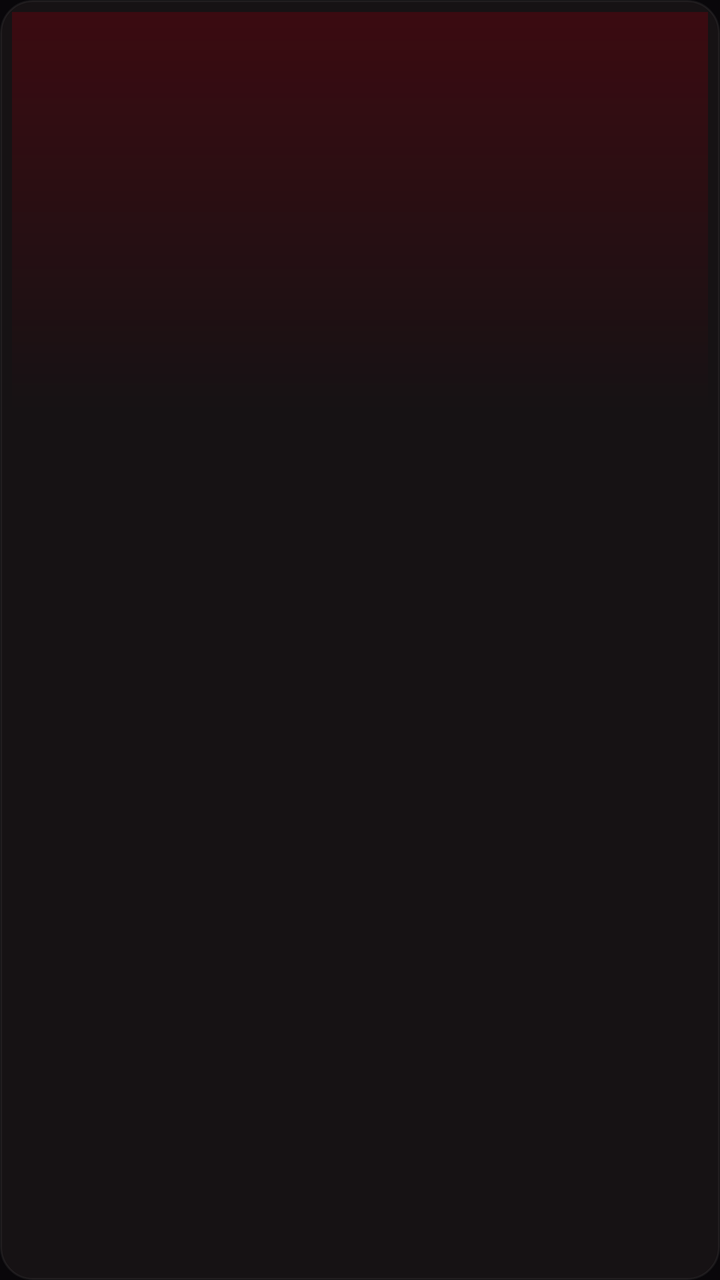
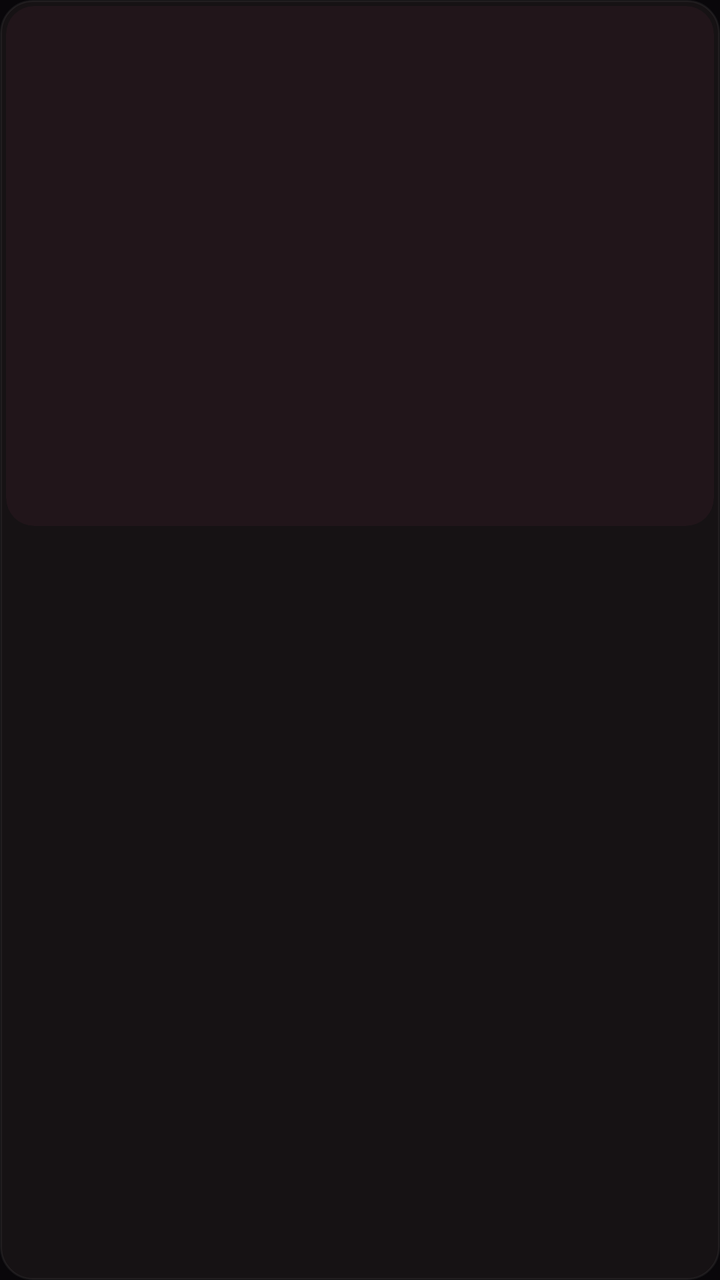

Before-and-after screenshots of an Android layout around one commit, followed by the original layout XML and the change that was made.
<!-- AndroidManifest.xml: application theme AppTheme -->
<!-- res/layout/item_card.xml -->
<?xml version="1.0" encoding="utf-8"?>
<LinearLayout xmlns:android="http://schemas.android.com/apk/res/android"
    android:layout_width="match_parent"
    android:layout_height="wrap_content"
    android:layout_margin="4dp"
    android:background="@drawable/bg_card_outer"
    android:clickable="true"
    android:focusable="true"
    android:orientation="vertical"
    android:padding="6dp">

    <FrameLayout
        android:layout_width="match_parent"
        android:layout_height="200dp"
        android:background="@drawable/bg_poster">

        <TextView
            android:id="@+id/tv_initial"
            android:layout_width="match_parent"
            android:layout_height="match_parent"
            android:gravity="center"
            android:textColor="#FF6B78"
            android:textSize="48sp"
            android:textStyle="bold" />

        <ImageView
            android:id="@+id/iv_logo"
            android:layout_width="match_parent"
            android:layout_height="match_parent"
            android:contentDescription="@null"
            android:padding="4dp"
            android:scaleType="fitCenter" />
    </FrameLayout>

    <TextView
        android:id="@+id/tv_name"
        android:layout_width="match_parent"
        android:layout_height="wrap_content"
        android:layout_marginTop="8dp"
        android:ellipsize="end"
        android:maxLines="2"
        android:minLines="2"
        android:textColor="#F7F3F4"
        android:textSize="18sp"
        android:textStyle="bold" />

    <TextView
        android:id="@+id/tv_now"
        android:layout_width="match_parent"
        android:layout_height="wrap_content"
        android:layout_marginTop="2dp"
        android:ellipsize="end"
        android:maxLines="1"
        android:textColor="#A99FA3"
        android:textSize="15sp"
        android:visibility="gone" />

    <TextView
        android:id="@+id/tv_next"
        android:layout_width="match_parent"
        android:layout_height="wrap_content"
        android:ellipsize="end"
        android:maxLines="1"
        android:textColor="#A99FA3"
        android:textSize="15sp"
        android:visibility="gone" />

</LinearLayout>
<!-- resources referenced by this layout -->
<resources>
  <!-- drawable bg_card_outer: vector/xml drawable (drawable, 3529 chars, omitted) -->
  <!-- drawable bg_poster (drawable) -->
  <?xml version="1.0" encoding="utf-8"?>
  <shape xmlns:android="http://schemas.android.com/apk/res/android" android:shape="rectangle">
      <gradient android:type="linear" android:angle="270" android:startColor="#3B0B11" android:endColor="#161214" />
  </shape>
  <style name="AppTheme" parent="android:Theme.Material.NoActionBar">
          <item name="android:windowBackground">#09070A</item>
      </style>
</resources>

<!-- the commit's change to res/layout/item_card.xml (unified diff, before → after) -->
@@ -7,12 +7,13 @@
     android:clickable="true"
     android:focusable="true"
     android:orientation="vertical"
-    android:padding="6dp">
+    android:padding="3dp">
 
     <FrameLayout
         android:layout_width="match_parent"
-        android:layout_height="200dp"
-        android:background="@drawable/bg_poster">
+        android:layout_height="260dp"
+        android:background="@drawable/bg_home_image"
+        android:clipToOutline="true">
 
         <TextView
             android:id="@+id/tv_initial"
@@ -28,8 +29,7 @@
             android:layout_width="match_parent"
             android:layout_height="match_parent"
             android:contentDescription="@null"
-            android:padding="4dp"
-            android:scaleType="fitCenter" />
+            android:scaleType="centerCrop" />
     </FrameLayout>
 
     <TextView
<!-- resource entries referenced after the edit -->
@@ -1,10 +1,11 @@
 <!-- resources referenced by this layout -->
 <resources>
   <!-- drawable bg_card_outer: vector/xml drawable (drawable, 3529 chars, omitted) -->
-  <!-- drawable bg_poster (drawable) -->
+  <!-- drawable bg_home_image (drawable) -->
   <?xml version="1.0" encoding="utf-8"?>
   <shape xmlns:android="http://schemas.android.com/apk/res/android" android:shape="rectangle">
-      <gradient android:type="linear" android:angle="270" android:startColor="#3B0B11" android:endColor="#161214" />
+      <solid android:color="#21151A" />
+      <corners android:radius="14dp" />
   </shape>
   <style name="AppTheme" parent="android:Theme.Material.NoActionBar">
           <item name="android:windowBackground">#09070A</item>
